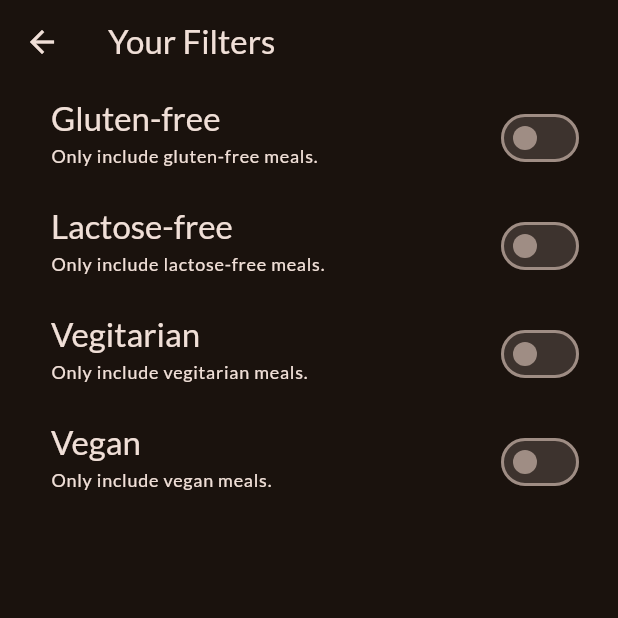
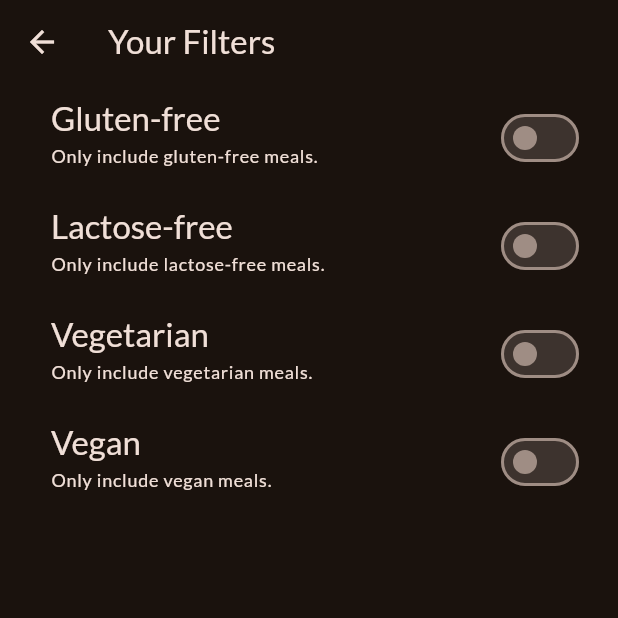
Before and after one commit to realbronoh/flutter-meals, a Flutter app: the FiltersScreen screen opened directly, on a phone screen of 412 x 824 dp, the top half of it. Run offline on Flutter 3.47's test engine with Material 3 defaults, Android fonts, the phone set to English and light mode, and no system bars; our stand-ins replace google_fonts, transparent_image.

```diff
--- a/lib/screens/filters.dart
+++ b/lib/screens/filters.dart
@@ -1,6 +1,11 @@
 import 'package:flutter/material.dart';
-import 'package:meals/screens/tabs.dart';
-import 'package:meals/widgets/main_drawer.dart';
+
+enum Filter {
+  glutenFree,
+  lactoseFree,
+  vegetarian,
+  vegan,
+}
 
 class FiltersScreen extends StatefulWidget {
   const FiltersScreen({super.key});
@@ -14,7 +19,7 @@ class FiltersScreen extends StatefulWidget {
 class _FiltersScreenState extends State<FiltersScreen> {
   bool _glutenFreeFilterSet = false;
   bool _lactoseFreeFilterSet = false;
-  bool _vegitarianFreeFilterSet = false;
+  bool _vegetarianFreeFilterSet = false;
   bool _veganFreeFilterSet = false;
 
   // void _onSelectScreen(String identifier) {
@@ -39,7 +44,20 @@ class _FiltersScreenState extends State<FiltersScreen> {
         title: const Text('Your Filters'),
       ),
       // drawer: MainDrawer(onSelectScreen: _onSelectScreen),
-      body: Column(
+      body: PopScope(
+        canPop: false,
+        onPopInvoked: (didPop) {
+          if (didPop) {
+            return;
+          }
+          Navigator.of(context).pop({
+            Filter.glutenFree: _glutenFreeFilterSet,
+            Filter.lactoseFree: _lactoseFreeFilterSet,
+            Filter.vegetarian: _vegetarianFreeFilterSet,
+            Filter.vegan: _veganFreeFilterSet,
+          });
+        },
+        child: Column(
           children: [
             SwitchListTile(
               value: _glutenFreeFilterSet,
@@ -86,20 +104,20 @@ class _FiltersScreenState extends State<FiltersScreen> {
               contentPadding: const EdgeInsets.only(left: 34, right: 22),
             ),
             SwitchListTile(
-            value: _vegitarianFreeFilterSet,
+              value: _vegetarianFreeFilterSet,
               onChanged: (isChecked) {
                 setState(() {
-                _vegitarianFreeFilterSet = isChecked;
+                  _vegetarianFreeFilterSet = isChecked;
                 });
               },
               title: Text(
-              'Vegitarian',
+                'Vegetarian',
                 style: Theme.of(context).textTheme.titleLarge!.copyWith(
                       color: Theme.of(context).colorScheme.onBackground,
                     ),
               ),
               subtitle: Text(
-              'Only include vegitarian meals.',
+                'Only include vegetarian meals.',
                 style: Theme.of(context).textTheme.labelMedium!.copyWith(
                       color: Theme.of(context).colorScheme.onBackground,
                     ),
@@ -131,6 +149,7 @@ class _FiltersScreenState extends State<FiltersScreen> {
             ),
           ],
         ),
+      ),
     );
   }
 }
--- a/lib/screens/tabs.dart
+++ b/lib/screens/tabs.dart
@@ -50,7 +50,7 @@ class _TabeScreenState extends State<TabsScreen> {
     });
   }
 
-  void _setScreen(String identifier) {
+  void _setScreen(String identifier) async {
     // close drawer
     Navigator.of(context).pop();
     if (identifier == 'meals') {
@@ -58,11 +58,12 @@ class _TabeScreenState extends State<TabsScreen> {
     }
     if (identifier == 'filters') {
       // filters screen
-      Navigator.of(context).push(
+      final result = await Navigator.of(context).push<Map<Filter, bool>>(
         MaterialPageRoute(
           builder: (ctx) => const FiltersScreen(),
         ),
       );
+      print(result);
     }
   }
 
```
Lines whose indentation alone changed are shown as unchanged.
